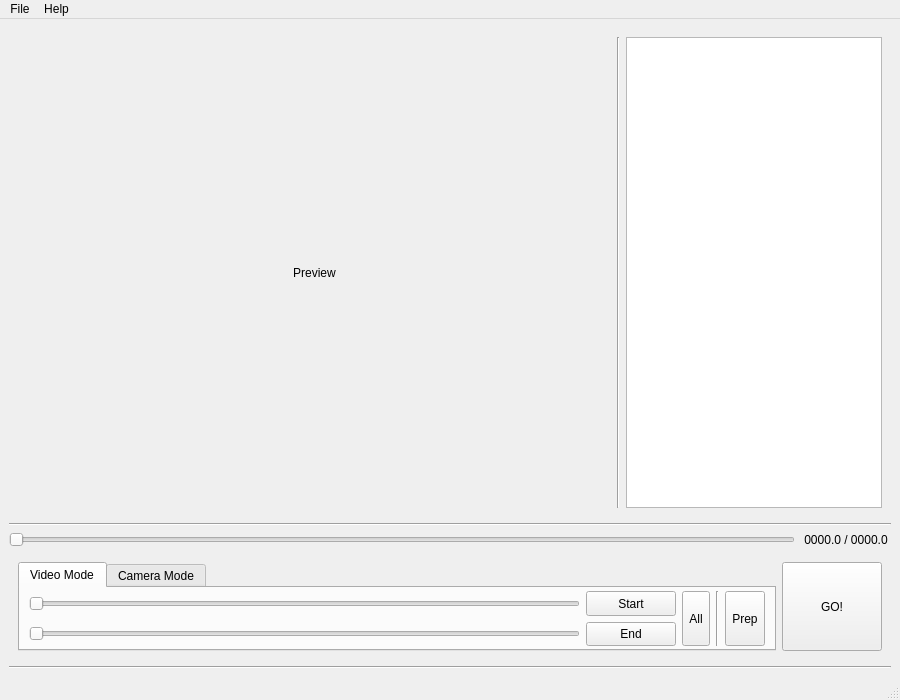
Qt form wgo_main.ui (gjs990825/WhatsGoingOn) before a commit.
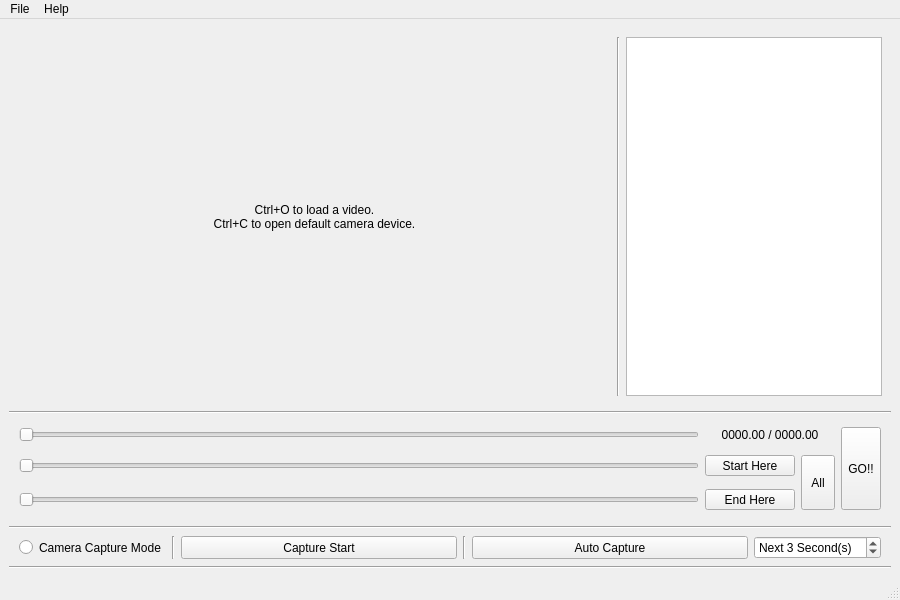
The same form after that commit. Icons and pictures are not drawn.

Commit message: Camera capture ok.

Diff of the .ui file:
```diff
--- a/wgo_main.ui
+++ b/wgo_main.ui
@@ -2,12 +2,15 @@
 <ui version="4.0">
  <class>mainWindow</class>
  <widget class="QMainWindow" name="mainWindow">
+  <property name="enabled">
+   <bool>true</bool>
+  </property>
   <property name="geometry">
    <rect>
     <x>0</x>
     <y>0</y>
     <width>900</width>
-    <height>700</height>
+    <height>600</height>
    </rect>
   </property>
   <property name="windowTitle">
@@ -42,8 +45,12 @@
          <property name="acceptDrops">
           <bool>false</bool>
          </property>
+         <property name="styleSheet">
+          <string notr="true"/>
+         </property>
          <property name="text">
-          <string>Preview</string>
+          <string>Ctrl+O to load a video.
+Ctrl+C to open default camera device.</string>
          </property>
          <property name="alignment">
           <set>Qt::AlignCenter</set>
@@ -68,6 +75,12 @@
            <verstretch>0</verstretch>
           </sizepolicy>
          </property>
+         <property name="maximumSize">
+          <size>
+           <width>16777215</width>
+           <height>16777215</height>
+          </size>
+         </property>
         </widget>
        </item>
       </layout>
@@ -81,11 +94,84 @@
      </widget>
     </item>
     <item>
-     <layout class="QHBoxLayout" name="horizontalLayout_5">
-      <property name="spacing">
-       <number>6</number>
+     <widget class="QFrame" name="controlCenter">
+      <property name="minimumSize">
+       <size>
+        <width>0</width>
+        <height>100</height>
+       </size>
       </property>
-      <item>
+      <layout class="QGridLayout" name="gridLayout">
+       <property name="leftMargin">
+        <number>10</number>
+       </property>
+       <property name="topMargin">
+        <number>0</number>
+       </property>
+       <property name="rightMargin">
+        <number>10</number>
+       </property>
+       <property name="bottomMargin">
+        <number>0</number>
+       </property>
+       <item row="0" column="3" rowspan="3">
+        <widget class="QToolButton" name="goButton">
+         <property name="sizePolicy">
+          <sizepolicy hsizetype="Preferred" vsizetype="Preferred">
+           <horstretch>0</horstretch>
+           <verstretch>0</verstretch>
+          </sizepolicy>
+         </property>
+         <property name="minimumSize">
+          <size>
+           <width>0</width>
+           <height>0</height>
+          </size>
+         </property>
+         <property name="text">
+          <string>GO!!</string>
+         </property>
+        </widget>
+       </item>
+       <item row="2" column="1">
+        <widget class="QToolButton" name="endButton">
+         <property name="sizePolicy">
+          <sizepolicy hsizetype="Preferred" vsizetype="Preferred">
+           <horstretch>0</horstretch>
+           <verstretch>0</verstretch>
+          </sizepolicy>
+         </property>
+         <property name="minimumSize">
+          <size>
+           <width>90</width>
+           <height>0</height>
+          </size>
+         </property>
+         <property name="text">
+          <string>End Here</string>
+         </property>
+        </widget>
+       </item>
+       <item row="1" column="1">
+        <widget class="QToolButton" name="startButton">
+         <property name="sizePolicy">
+          <sizepolicy hsizetype="Preferred" vsizetype="Preferred">
+           <horstretch>0</horstretch>
+           <verstretch>0</verstretch>
+          </sizepolicy>
+         </property>
+         <property name="minimumSize">
+          <size>
+           <width>90</width>
+           <height>0</height>
+          </size>
+         </property>
+         <property name="text">
+          <string>Start Here</string>
+         </property>
+        </widget>
+       </item>
+       <item row="0" column="0">
        <widget class="QSlider" name="playbackSlider">
         <property name="enabled">
          <bool>false</bool>
@@ -95,197 +181,24 @@
         </property>
        </widget>
       </item>
-      <item>
-       <widget class="QLabel" name="playbackInfo">
-        <property name="minimumSize">
-         <size>
-          <width>90</width>
-          <height>0</height>
-         </size>
-        </property>
-        <property name="text">
-         <string>0000.0 / 0000.0</string>
-        </property>
-        <property name="alignment">
-         <set>Qt::AlignCenter</set>
-        </property>
-       </widget>
-      </item>
-     </layout>
-    </item>
-    <item>
-     <widget class="QFrame" name="verticalFrame_2">
-      <property name="minimumSize">
-       <size>
-        <width>0</width>
-        <height>0</height>
-       </size>
-      </property>
-      <property name="frameShape">
-       <enum>QFrame::NoFrame</enum>
-      </property>
-      <property name="frameShadow">
-       <enum>QFrame::Raised</enum>
-      </property>
-      <layout class="QHBoxLayout" name="horizontalLayout_7">
-       <item>
-        <widget class="QTabWidget" name="controlsTab">
-         <property name="sizePolicy">
-          <sizepolicy hsizetype="Preferred" vsizetype="Preferred">
-           <horstretch>0</horstretch>
-           <verstretch>0</verstretch>
-          </sizepolicy>
-         </property>
-         <property name="minimumSize">
-          <size>
-           <width>0</width>
-           <height>0</height>
-          </size>
-         </property>
-         <property name="maximumSize">
-          <size>
-           <width>16777215</width>
-           <height>16777215</height>
-          </size>
-         </property>
-         <property name="currentIndex">
-          <number>0</number>
-         </property>
-         <widget class="QWidget" name="controlsTabVideo">
-          <attribute name="title">
-           <string>Video Mode</string>
-          </attribute>
-          <layout class="QHBoxLayout" name="horizontalLayout">
-           <property name="topMargin">
-            <number>3</number>
-           </property>
-           <property name="bottomMargin">
-            <number>3</number>
-           </property>
-           <item>
-            <widget class="QFrame" name="horizontalFrame_2">
-             <property name="sizePolicy">
-              <sizepolicy hsizetype="Expanding" vsizetype="Preferred">
-               <horstretch>0</horstretch>
-               <verstretch>0</verstretch>
-              </sizepolicy>
-             </property>
-             <property name="minimumSize">
-              <size>
-               <width>0</width>
-               <height>0</height>
-              </size>
-             </property>
-             <layout class="QVBoxLayout" name="verticalLayout_5">
-              <property name="spacing">
-               <number>6</number>
-              </property>
-              <property name="leftMargin">
-               <number>0</number>
-              </property>
-              <property name="topMargin">
-               <number>0</number>
-              </property>
-              <property name="rightMargin">
-               <number>0</number>
-              </property>
-              <property name="bottomMargin">
-               <number>0</number>
-              </property>
-              <item>
-               <widget class="QWidget" name="horizontalWidget_4" native="true">
-                <property name="minimumSize">
-                 <size>
-                  <width>0</width>
-                  <height>0</height>
-                 </size>
-                </property>
-                <layout class="QVBoxLayout" name="verticalLayout_6">
-                 <property name="spacing">
-                  <number>6</number>
-                 </property>
-                 <property name="leftMargin">
-                  <number>0</number>
-                 </property>
-                 <property name="topMargin">
-                  <number>0</number>
-                 </property>
-                 <property name="rightMargin">
-                  <number>0</number>
-                 </property>
-                 <property name="bottomMargin">
-                  <number>0</number>
-                 </property>
-                 <item>
-                  <layout class="QHBoxLayout" name="videoCaptureStartLayout">
-                   <item>
+       <item row="1" column="0">
                     <widget class="QSlider" name="startSlider">
                      <property name="orientation">
                       <enum>Qt::Horizontal</enum>
                      </property>
                     </widget>
                    </item>
-                   <item>
-                    <widget class="QToolButton" name="startButton">
-                     <property name="sizePolicy">
-                      <sizepolicy hsizetype="Preferred" vsizetype="Preferred">
-                       <horstretch>0</horstretch>
-                       <verstretch>0</verstretch>
-                      </sizepolicy>
-                     </property>
-                     <property name="minimumSize">
-                      <size>
-                       <width>90</width>
-                       <height>0</height>
-                      </size>
-                     </property>
-                     <property name="text">
-                      <string>Start</string>
-                     </property>
-                    </widget>
-                   </item>
-                  </layout>
-                 </item>
-                 <item>
-                  <layout class="QHBoxLayout" name="videoCaptureEndLayout">
-                   <item>
+       <item row="2" column="0">
                     <widget class="QSlider" name="endSlider">
                      <property name="orientation">
                       <enum>Qt::Horizontal</enum>
                      </property>
                     </widget>
                    </item>
-                   <item>
-                    <widget class="QToolButton" name="endButton">
-                     <property name="sizePolicy">
-                      <sizepolicy hsizetype="Preferred" vsizetype="Preferred">
-                       <horstretch>0</horstretch>
-                       <verstretch>0</verstretch>
-                      </sizepolicy>
-                     </property>
-                     <property name="minimumSize">
-                      <size>
-                       <width>90</width>
-                       <height>0</height>
-                      </size>
-                     </property>
-                     <property name="text">
-                      <string>End</string>
-                     </property>
-                    </widget>
-                   </item>
-                  </layout>
-                 </item>
-                </layout>
-               </widget>
-              </item>
-             </layout>
-            </widget>
-           </item>
-           <item>
+       <item row="1" column="2" rowspan="2">
             <widget class="QToolButton" name="videoAll">
              <property name="sizePolicy">
-              <sizepolicy hsizetype="Preferred" vsizetype="Expanding">
+          <sizepolicy hsizetype="Preferred" vsizetype="Preferred">
                <horstretch>0</horstretch>
                <verstretch>0</verstretch>
               </sizepolicy>
@@ -295,44 +208,34 @@
              </property>
             </widget>
            </item>
-           <item>
-            <widget class="Line" name="line_2">
-             <property name="orientation">
-              <enum>Qt::Vertical</enum>
-             </property>
-            </widget>
-           </item>
-           <item>
-            <widget class="QToolButton" name="videoPrepare">
-             <property name="sizePolicy">
-              <sizepolicy hsizetype="Preferred" vsizetype="Expanding">
-               <horstretch>0</horstretch>
-               <verstretch>0</verstretch>
-              </sizepolicy>
-             </property>
+       <item row="0" column="1" colspan="2">
+        <widget class="QLabel" name="playbackInfo">
              <property name="minimumSize">
               <size>
-               <width>0</width>
+           <width>130</width>
                <height>0</height>
               </size>
              </property>
              <property name="text">
-              <string>Prep</string>
+          <string>0000.00 / 0000.00</string>
+         </property>
+         <property name="alignment">
+          <set>Qt::AlignCenter</set>
              </property>
             </widget>
            </item>
           </layout>
          </widget>
-         <widget class="QWidget" name="controlsTabCamera">
-          <attribute name="title">
-           <string>Camera Mode</string>
-          </attribute>
-          <layout class="QVBoxLayout" name="verticalLayout_7">
-           <property name="bottomMargin">
-            <number>9</number>
-           </property>
+    </item>
+    <item>
+     <widget class="Line" name="line">
+      <property name="orientation">
+       <enum>Qt::Horizontal</enum>
+      </property>
+     </widget>
+    </item>
            <item>
-            <widget class="QFrame" name="verticalFrame">
+     <widget class="QFrame" name="cameraModeControls">
              <property name="minimumSize">
               <size>
                <width>0</width>
@@ -340,22 +243,80 @@
               </size>
              </property>
              <layout class="QHBoxLayout" name="horizontalLayout_3">
+       <property name="spacing">
+        <number>6</number>
+       </property>
+       <property name="leftMargin">
+        <number>10</number>
+       </property>
+       <property name="topMargin">
+        <number>1</number>
+       </property>
+       <property name="rightMargin">
+        <number>10</number>
+       </property>
+       <property name="bottomMargin">
+        <number>1</number>
+       </property>
+       <item>
+        <widget class="QRadioButton" name="cameraModeRadioButton">
+         <property name="sizePolicy">
+          <sizepolicy hsizetype="Maximum" vsizetype="Preferred">
+           <horstretch>0</horstretch>
+           <verstretch>0</verstretch>
+          </sizepolicy>
+         </property>
+         <property name="text">
+          <string>Camera Capture Mode</string>
+         </property>
+        </widget>
+       </item>
+       <item>
+        <widget class="Line" name="line_2">
+         <property name="orientation">
+          <enum>Qt::Vertical</enum>
+         </property>
+        </widget>
+       </item>
+       <item>
+        <widget class="QFrame" name="cameraModeWidgets">
+         <property name="enabled">
+          <bool>true</bool>
+         </property>
+         <layout class="QHBoxLayout" name="horizontalLayout_4">
+          <property name="leftMargin">
+           <number>0</number>
+          </property>
+          <property name="topMargin">
+           <number>0</number>
+          </property>
+          <property name="rightMargin">
+           <number>0</number>
+          </property>
+          <property name="bottomMargin">
+           <number>0</number>
+          </property>
               <item>
                <widget class="QPushButton" name="camStart">
-                <property name="text">
-                 <string>Start</string>
-                </property>
-               </widget>
-              </item>
-              <item>
-               <widget class="QPushButton" name="camEnd">
+            <property name="enabled">
+             <bool>true</bool>
+            </property>
+            <property name="sizePolicy">
+             <sizepolicy hsizetype="Minimum" vsizetype="Preferred">
+              <horstretch>0</horstretch>
+              <verstretch>0</verstretch>
+             </sizepolicy>
+            </property>
                 <property name="text">
-                 <string>End</string>
-                </property>
+             <string>Capture Start</string>
+            </property>
+            <property name="checkable">
+             <bool>true</bool>
+            </property>
                </widget>
               </item>
               <item>
-               <widget class="Line" name="line">
+           <widget class="Line" name="line_6">
                 <property name="orientation">
                  <enum>Qt::Vertical</enum>
                 </property>
@@ -363,8 +324,11 @@
               </item>
               <item>
                <widget class="QPushButton" name="camAutoCapture">
+            <property name="enabled">
+             <bool>true</bool>
+            </property>
                 <property name="sizePolicy">
-                 <sizepolicy hsizetype="Preferred" vsizetype="Fixed">
+             <sizepolicy hsizetype="Preferred" vsizetype="Preferred">
                   <horstretch>0</horstretch>
                   <verstretch>0</verstretch>
                  </sizepolicy>
@@ -376,8 +340,11 @@
               </item>
               <item>
                <widget class="QSpinBox" name="camAutoCaptureSpinBox">
+            <property name="enabled">
+             <bool>true</bool>
+            </property>
                 <property name="sizePolicy">
-                 <sizepolicy hsizetype="Maximum" vsizetype="Fixed">
+             <sizepolicy hsizetype="Maximum" vsizetype="Preferred">
                   <horstretch>0</horstretch>
                   <verstretch>0</verstretch>
                  </sizepolicy>
@@ -402,57 +369,7 @@
                 </property>
                </widget>
               </item>
-              <item>
-               <widget class="Line" name="line_6">
-                <property name="orientation">
-                 <enum>Qt::Vertical</enum>
-                </property>
-               </widget>
-              </item>
-              <item>
-               <widget class="QPushButton" name="camReset">
-                <property name="text">
-                 <string>Reset</string>
-                </property>
-               </widget>
-              </item>
-              <item>
-               <widget class="QPushButton" name="camPrepare">
-                <property name="text">
-                 <string>Prepare</string>
-                </property>
-               </widget>
-              </item>
-             </layout>
-            </widget>
-           </item>
-          </layout>
-         </widget>
-        </widget>
-       </item>
-       <item>
-        <widget class="QToolButton" name="goButton">
-         <property name="sizePolicy">
-          <sizepolicy hsizetype="Minimum" vsizetype="Preferred">
-           <horstretch>0</horstretch>
-           <verstretch>0</verstretch>
-          </sizepolicy>
-         </property>
-         <property name="maximumSize">
-          <size>
-           <width>100</width>
-           <height>16777215</height>
-          </size>
-         </property>
-         <property name="baseSize">
-          <size>
-           <width>0</width>
-           <height>0</height>
-          </size>
-         </property>
-         <property name="text">
-          <string>GO!</string>
-         </property>
+         </layout>
         </widget>
        </item>
       </layout>
```
Left out of the diff: 38 changed lines with no effect on the pictures. Lines whose indentation alone changed are shown as unchanged. The commit also changes 3 other files.
